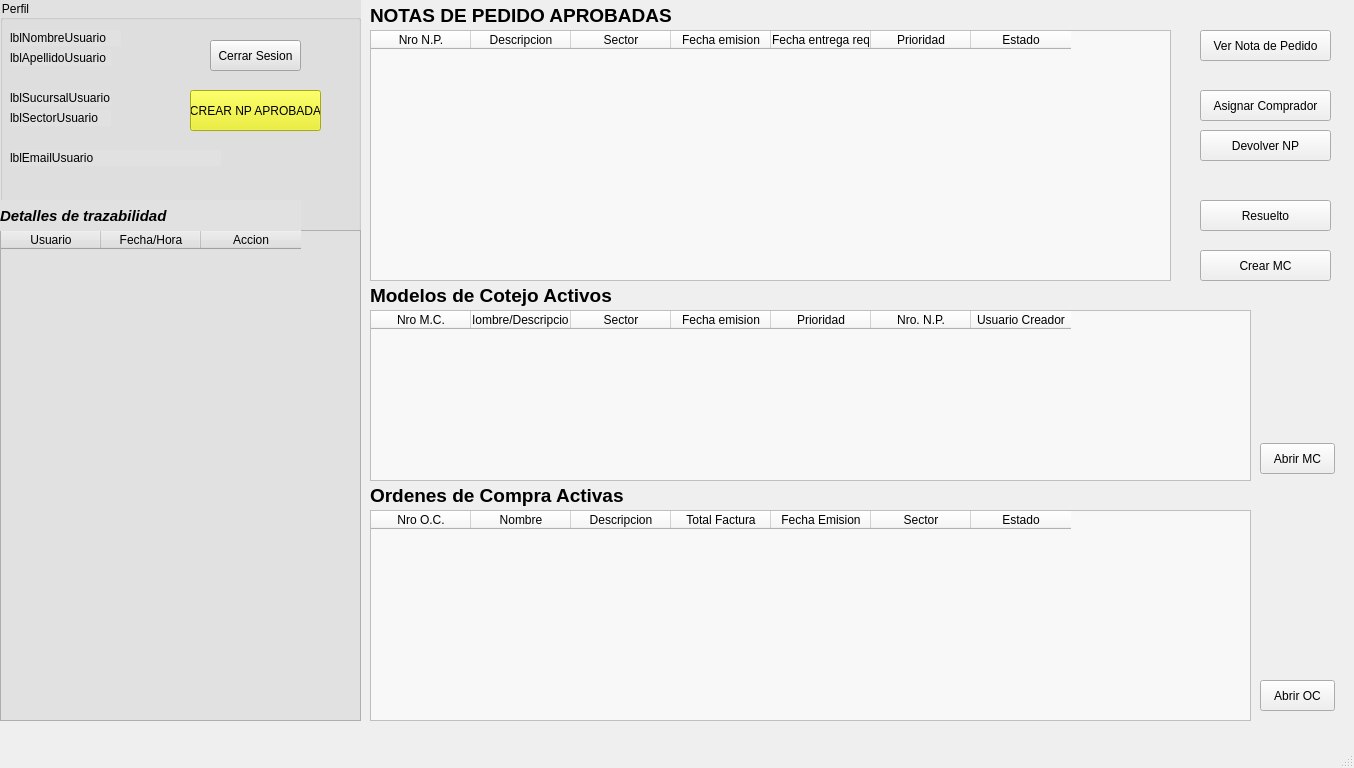
The window that pantallaRespcompras.ui (AyeQuinteros15/DemoPracticas) describes before a commit, drawn with Qt 5.
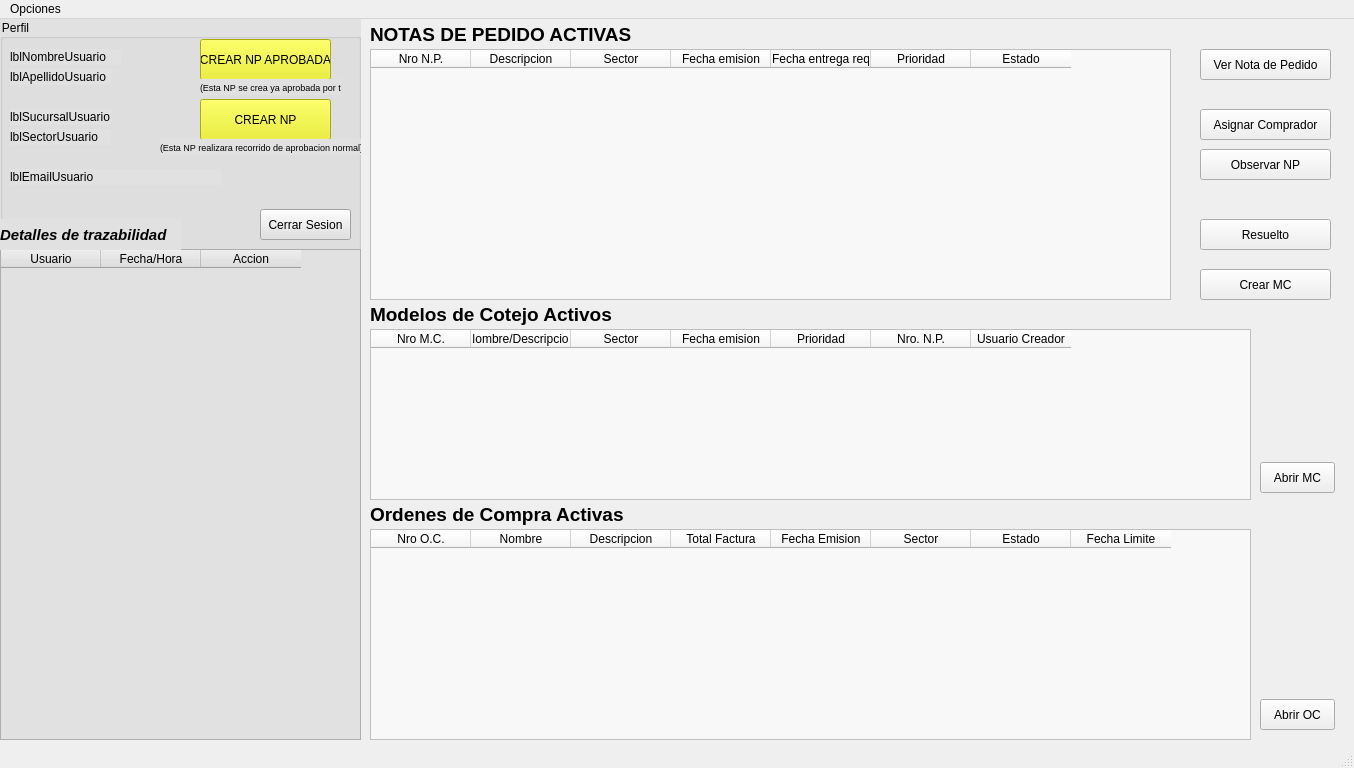
The same window after the commit.

The edit to the form file:
```diff
--- a/pantallaRespcompras.ui
+++ b/pantallaRespcompras.ui
@@ -109,8 +109,8 @@
     <widget class="QPushButton" name="btnCerrarSesion">
      <property name="geometry">
       <rect>
-       <x>210</x>
-       <y>40</y>
+       <x>260</x>
+       <y>190</y>
        <width>91</width>
        <height>31</height>
       </rect>
@@ -122,8 +122,8 @@
     <widget class="QPushButton" name="btnCrearNP_RC">
      <property name="geometry">
       <rect>
-       <x>190</x>
-       <y>90</y>
+       <x>200</x>
+       <y>20</y>
        <width>131</width>
        <height>41</height>
       </rect>
@@ -166,7 +166,7 @@
       <rect>
        <x>0</x>
        <y>200</y>
-       <width>301</width>
+       <width>181</width>
        <height>31</height>
       </rect>
      </property>
@@ -181,6 +181,59 @@
       <string>Detalles de trazabilidad</string>
      </property>
     </widget>
+    <widget class="QPushButton" name="btnCrearNP_F2">
+     <property name="geometry">
+      <rect>
+       <x>200</x>
+       <y>80</y>
+       <width>131</width>
+       <height>41</height>
+      </rect>
+     </property>
+     <property name="styleSheet">
+      <string notr="true">background-color: rgb(235, 239, 13);
+color: rgb(0, 0, 0);</string>
+     </property>
+     <property name="text">
+      <string>CREAR NP</string>
+     </property>
+    </widget>
+    <widget class="QLabel" name="label_6">
+     <property name="geometry">
+      <rect>
+       <x>160</x>
+       <y>120</y>
+       <width>201</width>
+       <height>16</height>
+      </rect>
+     </property>
+     <property name="font">
+      <font>
+       <pointsize>7</pointsize>
+      </font>
+     </property>
+     <property name="text">
+      <string>(Esta NP realizara recorrido de aprobacion normal)</string>
+     </property>
+    </widget>
+    <widget class="QLabel" name="label_7">
+     <property name="geometry">
+      <rect>
+       <x>200</x>
+       <y>60</y>
+       <width>141</width>
+       <height>16</height>
+      </rect>
+     </property>
+     <property name="font">
+      <font>
+       <pointsize>7</pointsize>
+      </font>
+     </property>
+     <property name="text">
+      <string>(Esta NP se crea ya aprobada por ti)</string>
+     </property>
+    </widget>
    </widget>
    <widget class="QLabel" name="label_2">
     <property name="geometry">
@@ -198,7 +251,7 @@
      </font>
     </property>
     <property name="text">
-     <string>NOTAS DE PEDIDO APROBADAS</string>
+     <string>NOTAS DE PEDIDO ACTIVAS</string>
     </property>
    </widget>
    <widget class="QTableWidget" name="tablaNPactivasRC">
@@ -285,7 +338,7 @@
      </rect>
     </property>
     <property name="text">
-     <string>Devolver NP</string>
+     <string>Observar NP</string>
     </property>
    </widget>
    <widget class="QPushButton" name="btnResueltoNP_RC">
@@ -460,6 +513,11 @@
       <string>Estado</string>
      </property>
     </column>
+    <column>
+     <property name="text">
+      <string>Fecha Limite</string>
+     </property>
+    </column>
    </widget>
    <widget class="QPushButton" name="btnAbrirOC_RC">
     <property name="geometry">
@@ -484,6 +542,13 @@
      <height>22</height>
     </rect>
    </property>
+   <widget class="QMenu" name="menuOpciones">
+    <property name="title">
+     <string>Opciones</string>
+    </property>
+    <addaction name="actionAbrir_Biblioteca_NP_OC"/>
+   </widget>
+   <addaction name="menuOpciones"/>
   </widget>
   <widget class="QStatusBar" name="statusbar"/>
  </widget>
```
Left out of the diff: 7 changed lines with no effect on the pictures.
